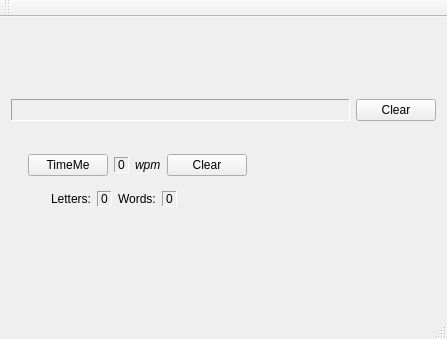
Above: morseInput/src/morseInput/qt_files/morseInput/morseInput.ui from ros-visualization/robhum_ui_utils before the change. Below: the same form after it.
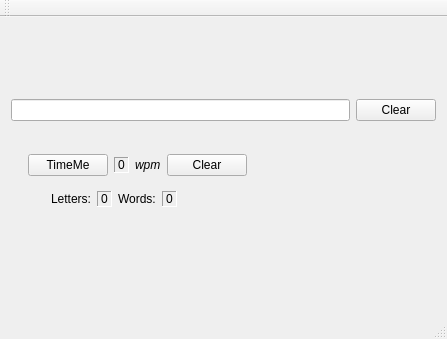
That is the form after the change.

Commit message: Added promiscuous validator for ticker tape.

What changed in the file:
```diff
--- a/morseInput/src/morseInput/qt_files/morseInput/morseInput.ui
+++ b/morseInput/src/morseInput/qt_files/morseInput/morseInput.ui
@@ -46,23 +46,7 @@
     <item>
      <layout class="QHBoxLayout" name="tickerTapeHLayout">
       <item>
-       <widget class="QLabel" name="tickerTapeScrollArea">
-        <property name="sizePolicy">
-         <sizepolicy hsizetype="Expanding" vsizetype="Ignored">
-          <horstretch>0</horstretch>
-          <verstretch>0</verstretch>
-         </sizepolicy>
-        </property>
-        <property name="frameShape">
-         <enum>QFrame::Panel</enum>
-        </property>
-        <property name="frameShadow">
-         <enum>QFrame::Sunken</enum>
-        </property>
-        <property name="text">
-         <string/>
-        </property>
-       </widget>
+       <widget class="QLineEdit" name="tickerTapeLineEdit"/>
       </item>
       <item>
        <widget class="QPushButton" name="tickerTapeClearButton">
```
The commit also changes 1 other file.
